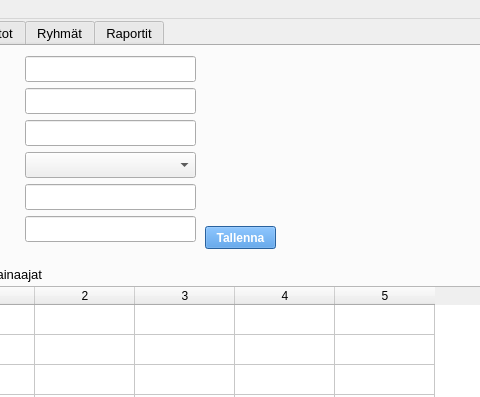
Before: the Qt Designer form administrative.ui in katalav/Autolainaus, drawn with Qt 5; both pictures show x 107 to 587 and y 0 to 397 of the 800 by 585 pixel window.
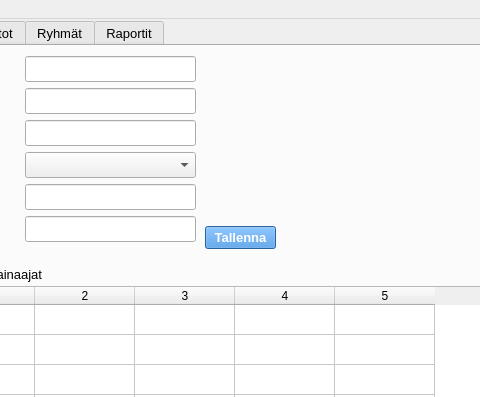
After: the same form once the commit is applied. The open tabs and pages were chosen to show the change. Icons and pictures are not drawn.

Diff of the .ui file:
```diff
--- a/administrative.ui
+++ b/administrative.ui
@@ -102,6 +102,7 @@
       </property>
       <property name="font">
        <font>
+        <pointsize>10</pointsize>
         <bold>true</bold>
        </font>
       </property>
```
Left out of the diff: 15 changed lines with no effect on the pictures.
